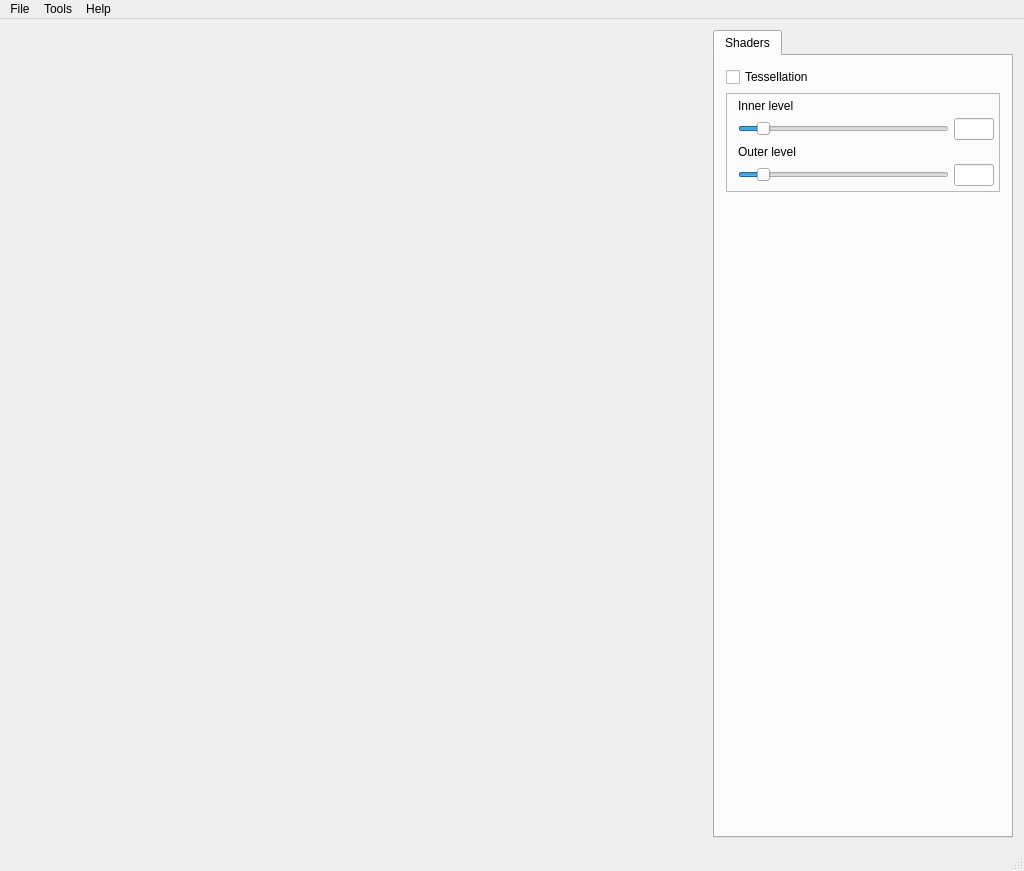
Above: gui/mainWindow.ui from brunoroy/Tessellation before the change. Below: the same form after it.
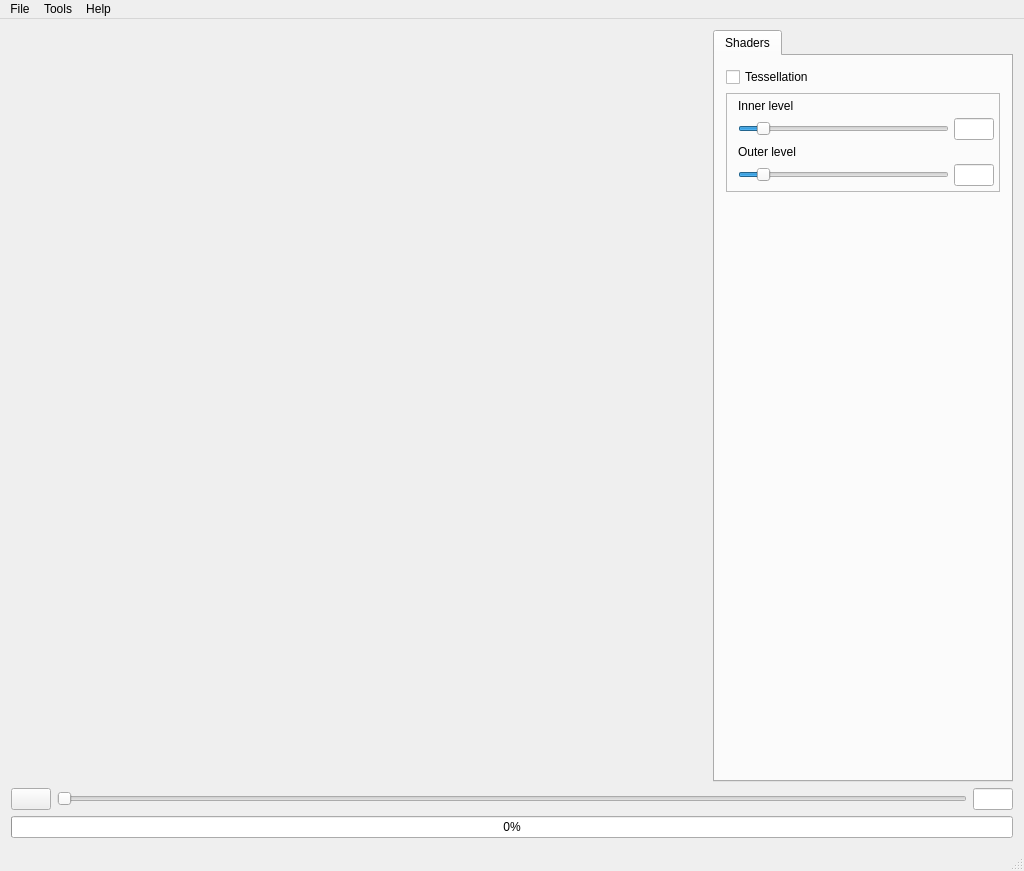
That is the form after the change.

The edit to the form file:
```diff
--- a/gui/mainWindow.ui
+++ b/gui/mainWindow.ui
@@ -15,6 +15,48 @@
   </property>
   <widget class="QWidget" name="centralWidget">
    <layout class="QGridLayout" name="gridLayout">
+    <item row="1" column="0" colspan="2">
+     <widget class="QWidget" name="widgetPlayer" native="true">
+      <layout class="QGridLayout" name="gridLayout_4">
+       <property name="leftMargin">
+        <number>0</number>
+       </property>
+       <property name="topMargin">
+        <number>0</number>
+       </property>
+       <property name="rightMargin">
+        <number>0</number>
+       </property>
+       <property name="bottomMargin">
+        <number>0</number>
+       </property>
+       <item row="0" column="1">
+        <widget class="QSlider" name="sFrames">
+         <property name="orientation">
+          <enum>Qt::Horizontal</enum>
+         </property>
+        </widget>
+       </item>
+       <item row="0" column="0">
+        <widget class="QPushButton" name="bPlayPause">
+         <property name="text">
+          <string/>
+         </property>
+        </widget>
+       </item>
+       <item row="0" column="2">
+        <widget class="QLineEdit" name="eCurrentFrame">
+         <property name="maximumSize">
+          <size>
+           <width>40</width>
+           <height>16777215</height>
+          </size>
+         </property>
+        </widget>
+       </item>
+      </layout>
+     </widget>
+    </item>
     <item row="0" column="0">
      <widget class="QWidget" name="widgetViewer" native="true">
       <property name="sizePolicy">
@@ -185,6 +227,31 @@
       </widget>
      </widget>
     </item>
+    <item row="2" column="0" colspan="2">
+     <widget class="QWidget" name="widget" native="true">
+      <layout class="QGridLayout" name="gridLayout_5">
+       <property name="leftMargin">
+        <number>0</number>
+       </property>
+       <property name="topMargin">
+        <number>0</number>
+       </property>
+       <property name="rightMargin">
+        <number>0</number>
+       </property>
+       <property name="bottomMargin">
+        <number>0</number>
+       </property>
+       <item row="0" column="0">
+        <widget class="QProgressBar" name="progressBar">
+         <property name="value">
+          <number>0</number>
+         </property>
+        </widget>
+       </item>
+      </layout>
+     </widget>
+    </item>
    </layout>
   </widget>
   <widget class="QMenuBar" name="menuBar">
```
Left out of the diff: 25 changed lines with no effect on the pictures.
